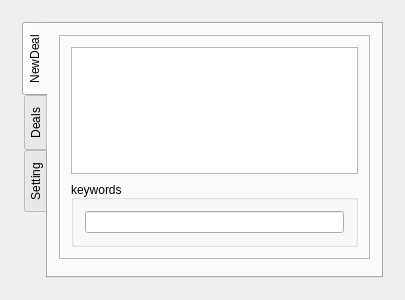
This is enterprise/enterprise/mainwindow.ui in dzungvd/simple-search as Qt 5 draws it before an edit. The edited form follows.
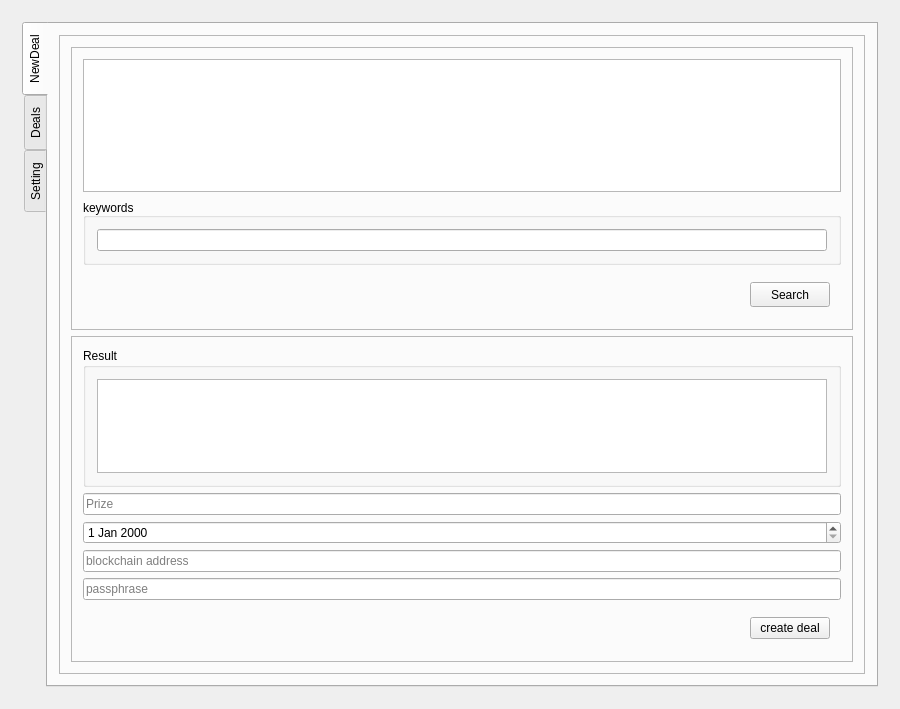
This is the edited form.

Commit message: add search function

The edit to the form file:
```diff
--- a/enterprise/enterprise/mainwindow.ui
+++ b/enterprise/enterprise/mainwindow.ui
@@ -6,10 +6,16 @@
    <rect>
     <x>0</x>
     <y>0</y>
-    <width>405</width>
-    <height>300</height>
+    <width>900</width>
+    <height>709</height>
    </rect>
   </property>
+  <property name="minimumSize">
+   <size>
+    <width>900</width>
+    <height>600</height>
+   </size>
+  </property>
   <property name="windowTitle">
    <string>MainWindow</string>
   </property>
@@ -383,14 +389,25 @@
               </property>
               <layout class="QVBoxLayout" name="verticalLayout_11">
                <item>
-                <widget class="QListView" name="listView">
-                 <property name="enabled">
-                  <bool>true</bool>
+                <widget class="QFrame" name="frame_7">
+                 <property name="minimumSize">
+                  <size>
+                   <width>0</width>
+                   <height>250</height>
+                  </size>
                  </property>
-                </widget>
+                 <property name="frameShape">
+                  <enum>QFrame::StyledPanel</enum>
+                 </property>
+                 <property name="frameShadow">
+                  <enum>QFrame::Raised</enum>
+                 </property>
+                 <layout class="QVBoxLayout" name="verticalLayout_12">
+                  <item>
+                   <widget class="QListWidget" name="new_keywordList"/>
                </item>
                <item>
-                <widget class="QGroupBox" name="groupBox">
+                   <widget class="QGroupBox" name="groupBox_2">
                  <property name="acceptDrops">
                   <bool>false</bool>
                  </property>
@@ -416,17 +433,144 @@
                  </layout>
                 </widget>
                </item>
+                  <item>
+                   <widget class="QFrame" name="frame_12">
+                    <property name="frameShape">
+                     <enum>QFrame::NoFrame</enum>
+                    </property>
+                    <property name="frameShadow">
+                     <enum>QFrame::Raised</enum>
+                    </property>
+                    <layout class="QHBoxLayout" name="horizontalLayout_10">
+                     <item>
+                      <spacer name="horizontalSpacer_4">
+                       <property name="orientation">
+                        <enum>Qt::Horizontal</enum>
+                       </property>
+                       <property name="sizeHint" stdset="0">
+                        <size>
+                         <width>40</width>
+                         <height>20</height>
+                        </size>
+                       </property>
+                      </spacer>
+                     </item>
+                     <item>
+                      <widget class="QPushButton" name="new_searchButton">
+                       <property name="minimumSize">
+                        <size>
+                         <width>0</width>
+                         <height>25</height>
+                        </size>
+                       </property>
+                       <property name="text">
+                        <string>Search</string>
+                       </property>
+                      </widget>
+                     </item>
               </layout>
              </widget>
             </item>
             <item>
-             <widget class="QFrame" name="frame_7">
+                   <spacer name="verticalSpacer_6">
+                    <property name="orientation">
+                     <enum>Qt::Vertical</enum>
+                    </property>
+                    <property name="sizeHint" stdset="0">
+                     <size>
+                      <width>20</width>
+                      <height>40</height>
+                     </size>
+                    </property>
+                   </spacer>
+                  </item>
+                 </layout>
+                </widget>
+               </item>
+               <item>
+                <widget class="QFrame" name="new_searchResultFrame">
               <property name="frameShape">
                <enum>QFrame::StyledPanel</enum>
               </property>
               <property name="frameShadow">
                <enum>QFrame::Raised</enum>
               </property>
+                 <layout class="QVBoxLayout" name="verticalLayout_13">
+                  <item>
+                   <widget class="QGroupBox" name="groupBox_3">
+                    <property name="title">
+                     <string>Result</string>
+                    </property>
+                    <layout class="QVBoxLayout" name="verticalLayout_14">
+                     <item>
+                      <widget class="QListWidget" name="new_documentList"/>
+                     </item>
+                    </layout>
+                   </widget>
+                  </item>
+                  <item>
+                   <widget class="QLineEdit" name="new_dealPrize">
+                    <property name="placeholderText">
+                     <string>Prize</string>
+                    </property>
+                   </widget>
+                  </item>
+                  <item>
+                   <widget class="QDateEdit" name="new_dealExpireTime"/>
+                  </item>
+                  <item>
+                   <widget class="QLineEdit" name="new_blockchainAddr">
+                    <property name="placeholderText">
+                     <string>blockchain address</string>
+                    </property>
+                   </widget>
+                  </item>
+                  <item>
+                   <widget class="QLineEdit" name="new_blockchainPass">
+                    <property name="echoMode">
+                     <enum>QLineEdit::Password</enum>
+                    </property>
+                    <property name="placeholderText">
+                     <string>passphrase</string>
+                    </property>
+                   </widget>
+                  </item>
+                  <item>
+                   <widget class="QFrame" name="frame_15">
+                    <property name="frameShape">
+                     <enum>QFrame::NoFrame</enum>
+                    </property>
+                    <property name="frameShadow">
+                     <enum>QFrame::Raised</enum>
+                    </property>
+                    <layout class="QHBoxLayout" name="horizontalLayout_11">
+                     <item>
+                      <spacer name="horizontalSpacer_11">
+                       <property name="orientation">
+                        <enum>Qt::Horizontal</enum>
+                       </property>
+                       <property name="sizeHint" stdset="0">
+                        <size>
+                         <width>688</width>
+                         <height>20</height>
+                        </size>
+                       </property>
+                      </spacer>
+                     </item>
+                     <item>
+                      <widget class="QPushButton" name="new_createDealButton">
+                       <property name="text">
+                        <string>create deal</string>
+                       </property>
+                      </widget>
+                     </item>
+                    </layout>
+                   </widget>
+                  </item>
+                 </layout>
+                </widget>
+               </item>
+              </layout>
              </widget>
             </item>
            </layout>
```
Left out of the diff: 80 changed lines with no effect on the pictures. Lines whose indentation alone changed are shown as unchanged. The commit also changes 19 other files.
